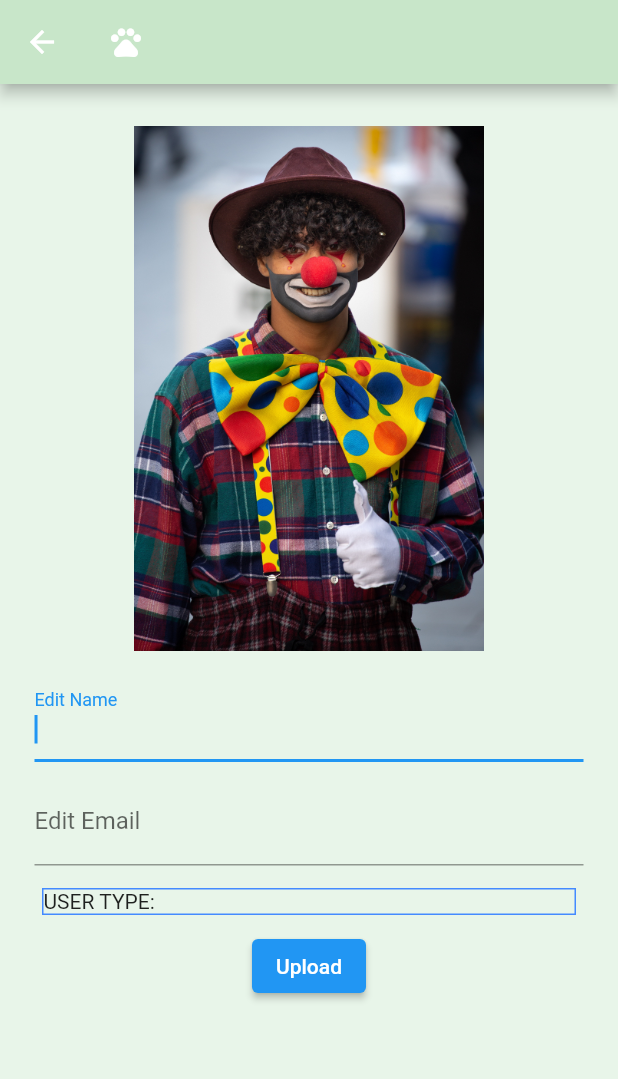
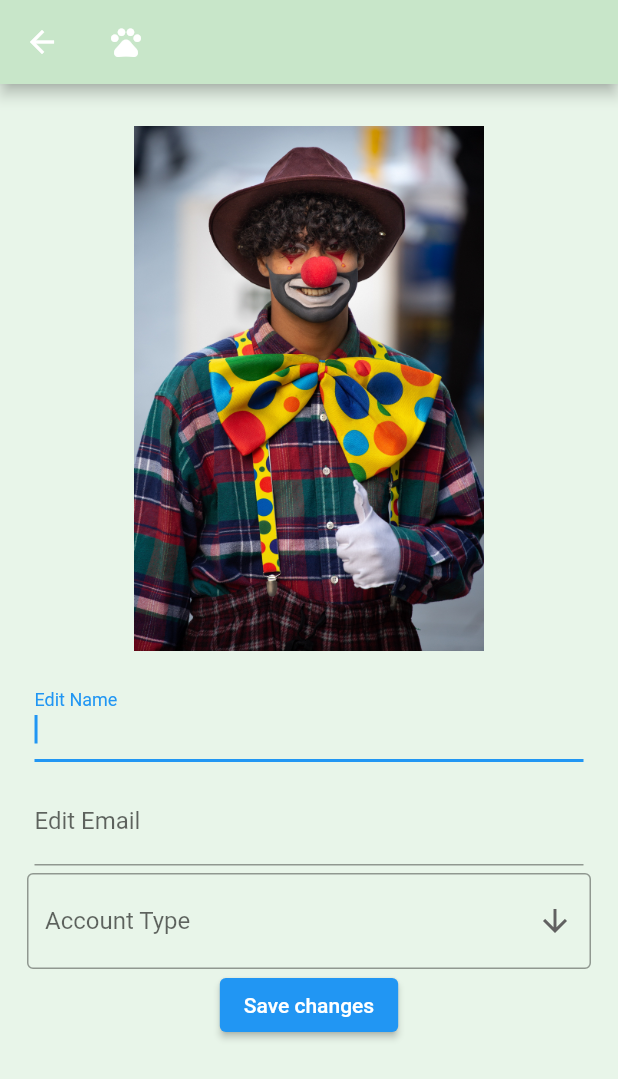
Before and after one commit to youngruiz/AdoptionHero, a Flutter app: the EditProfileWidget screen opened directly with empty values, on a phone screen of 412 x 824 dp. Shown: the top 1079 px of the screen. Run offline on Flutter 3.47's test engine with Material 2 defaults, Android fonts, the phone set to English and light mode, and no system bars; our stand-ins replace cloud_firestore, firebase_auth, firebase_core, firebase_storage, image_picker; missing offline and left inert: cloud_firestore_web, firebase_auth_web, firebase_core_web, firebase_storage_web, image_picker_for_web; accounts and stored records are empty.

Commit message:
Updated code dependencies and added change user type functionality.

```diff
--- a/lib/screens/login_register/login.dart
+++ b/lib/screens/login_register/login.dart
@@ -1,8 +1,8 @@
+import 'package:adoption_hero/screens/login_register/register.dart';
 import 'package:adoption_hero/screens/navigator_scaffold.dart';
 import 'package:adoption_hero/widgets/error_alert.dart';
 import 'package:firebase_auth/firebase_auth.dart';
 import 'package:flutter/material.dart';
-import 'package:adoption_hero/screens/register.dart';
 
 class LoginWidget extends StatefulWidget {
   const LoginWidget({Key? key}) : super(key: key);
--- a/lib/screens/pets/add_pet.dart
+++ b/lib/screens/pets/add_pet.dart
@@ -6,7 +6,6 @@ import 'package:flutter/material.dart';
 import 'package:adoption_hero/main.dart';
 import 'package:image_picker/image_picker.dart';
 import 'package:intl/intl.dart';
-import 'navigator_scaffold.dart';
 
 
 class AddPetTabBodyWidget extends StatefulWidget {
--- a/lib/screens/profile/edit_profile.dart
+++ b/lib/screens/profile/edit_profile.dart
@@ -1,5 +1,4 @@
 import 'package:adoption_hero/models/userProfileDTO.dart';
-import 'package:adoption_hero/screens/profile.dart';
 import 'package:cloud_firestore/cloud_firestore.dart';
 import 'package:firebase_auth/firebase_auth.dart';
 import 'package:flutter/material.dart';
@@ -18,6 +17,8 @@ class _EditProfileWidgetState extends State<EditProfileWidget> {
 
   String? name;
   String? email;
+  String? userType;
+  late String dropdownValue = widget.userProfile.userType;
   final formKey = GlobalKey<FormState>();
 
   @override
@@ -49,19 +50,8 @@ class _EditProfileWidgetState extends State<EditProfileWidget> {
                     ),
 
                     editNameField(),
-
                     editEmailField(),
-
-                    Padding(
-                      padding: EdgeInsets.all(10),
-                      child: Container(
-                        decoration: BoxDecoration(
-                          border: Border.all(color: Colors.blueAccent)
-                        ),
-                        width: double.infinity,
-                        child: Text("USER TYPE: ${widget.userProfile.userType}"))
-                    ),
-
+                    accountTypeDropdown(),
                     uploadButton(context),
                   ],
                 ),
@@ -118,6 +108,33 @@ class _EditProfileWidgetState extends State<EditProfileWidget> {
     );
   }
 
+  Widget accountTypeDropdown() {
+    return DropdownButtonFormField (
+      style: const TextStyle(color: Colors.black),
+      value: widget.userProfile.userType,
+      icon: const Icon(Icons.arrow_downward),
+      decoration: const InputDecoration(
+          labelText: "Account Type",
+          border: OutlineInputBorder()
+      ),
+      items: <String>["Admin", "User"]
+      .map<DropdownMenuItem<String>>((String value) {
+        return DropdownMenuItem<String>(
+          value: value,
+          child: Text(value.toString())
+        );
+      }).toList(),
+      onChanged: (value) {
+        setState((){
+          dropdownValue = value.toString();
+        });
+      },
+      onSaved: (value) {
+        userType = value.toString();
+      },
+    );
+  }
+
   Widget uploadButton(BuildContext context){
     return ElevatedButton(
       onPressed: () {
@@ -129,7 +146,7 @@ class _EditProfileWidgetState extends State<EditProfileWidget> {
           );
         }
       },
-      child: const Text('Upload'),
+      child: const Text('Save changes'),
     );
   }
 
@@ -139,7 +156,8 @@ class _EditProfileWidgetState extends State<EditProfileWidget> {
       .doc(widget.userProfile.docId)
       .update({
         'name': name,
-        'email': email
+        'email': email,
+        'userType': userType
       }
     );
   }
--- a/lib/screens/profile/profile.dart
+++ b/lib/screens/profile/profile.dart
@@ -1,5 +1,5 @@
 import 'package:adoption_hero/models/userProfileDTO.dart';
-import 'package:adoption_hero/screens/edit_profile.dart';
+import 'package:adoption_hero/screens/profile/edit_profile.dart';
 import 'package:cloud_firestore/cloud_firestore.dart';
 import 'package:firebase_auth/firebase_auth.dart';
 import 'package:flutter/material.dart';
```
Also changed, not shown: lib/screens/navigator_scaffold.dart (+5 -5 lines).
